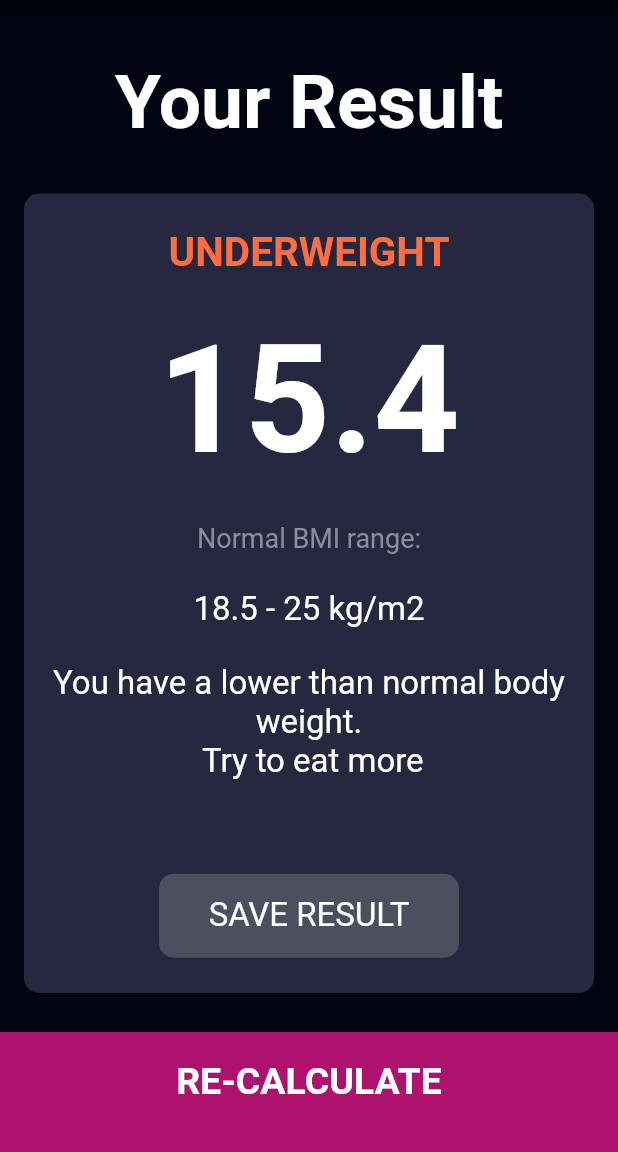
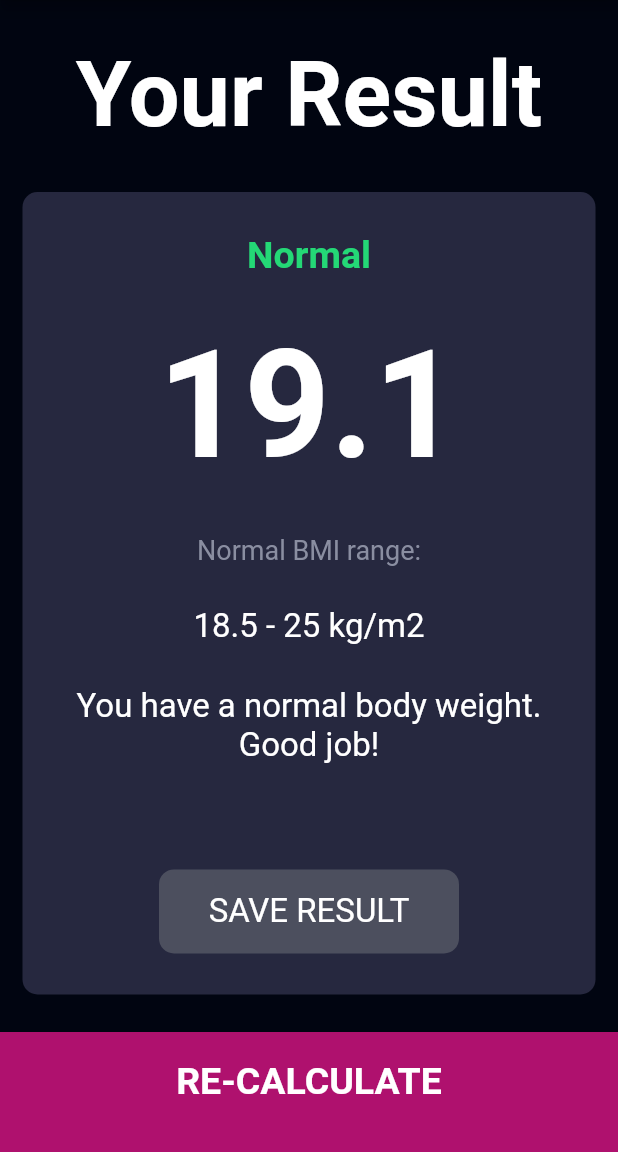
Before and after one commit to HeratUni-CS/bmi-calculator-FahimKarimi, a Flutter app: the screen it shows after launch, after a tap on "CALCULATE", on a phone screen of 412 x 824 dp, the part 84-1236 px from its top. Run offline on Flutter 3.47's test engine with Material 2 defaults, Android fonts, the phone set to English and light mode, and no system bars; our stand-ins replace font_awesome_flutter.

Commit message:
Add files via upload

```diff
--- a/lib/Components/BottomContainer_Button.dart
+++ b/lib/Components/BottomContainer_Button.dart
@@ -1,5 +1,5 @@
 import 'package:flutter/material.dart';
-import '../../constants.dart';
+import '../constants.dart';
 
 class BottomContainer extends StatelessWidget {
   final String text;
--- a/lib/Components/Icon_Content.dart
+++ b/lib/Components/Icon_Content.dart
@@ -1,11 +1,11 @@
 import 'package:flutter/material.dart';
-import '../../constants.dart';
+import '../constants.dart';
 
 const sizedBox = SizedBox(
   height: 15.0,
 );
 
-const iconSize = 80.0;
+const iconSize = 90.0;
 
 class IconContent extends StatelessWidget {
   final IconData myicon;
--- a/lib/Components/Reusable_Bg.dart
+++ b/lib/Components/Reusable_Bg.dart
@@ -11,7 +11,7 @@ class ReusableBg extends StatelessWidget {
   Widget build(BuildContext context) {
     return Container(
       child: cardChild,
-      margin: EdgeInsets.all(16.0),
+      margin: EdgeInsets.all(15.0),
       decoration: BoxDecoration(
         color: colour,
         borderRadius: BorderRadius.circular(10.0),
--- a/lib/Screens/Results_Page.dart
+++ b/lib/Screens/Results_Page.dart
@@ -50,7 +50,7 @@ class ResultPage extends StatelessWidget {
                     resultText,
                     style: TextStyle(
                       color: textColor,
-                      fontSize: 27.0,
+                      fontSize: 25.0,
                       fontWeight: FontWeight.bold,
                     ),
                   ),
--- a/lib/Screens/input_page.dart
+++ b/lib/Screens/input_page.dart
@@ -25,7 +25,7 @@ class _InputPageState extends State<InputPage> {
   //by default male will be selected
 
   late Gender selectedGender = Gender.male;
-  int height = 180;
+  int height = 160;
   int weight = 50;
   int age = 20;
   @override
@@ -115,8 +115,8 @@ class _InputPageState extends State<InputPage> {
                     ),
                     child: Slider(
                       value: height.toDouble(),
-                      min: 120,
-                      max: 220,
+                      min: 80,
+                      max: 230,
                       onChanged: (double newValue) {
                         setState(() {
                           height = newValue.round();
@@ -236,16 +236,6 @@ class _InputPageState extends State<InputPage> {
           ),
         ],
       ),
-
-      // floatingActionButton: FloatingActionButton(
-      //   onPressed: () {},
-      //   child: Icon(
-      //     Icons.favorite,
-      //     color: Colors.pink,
-      //     size: 23.0,
-      //   ),
-      //   backgroundColor: kactiveCardColor,
-      // ),
     );
   }
 }
--- a/lib/calculator_brain.dart
+++ b/lib/calculator_brain.dart
@@ -14,11 +14,11 @@ class Calculate {
 
   String getText() {
     if (_bmi >= 25) {
-      return 'OVERWEIGHT';
+      return 'Overweight';
     } else if (_bmi > 18.5) {
-      return 'NORMAL';
+      return 'Normal';
     } else {
-      return 'UNDERWEIGHT';
+      return 'Underweight';
     }
   }
 
--- a/lib/constants.dart
+++ b/lib/constants.dart
@@ -10,7 +10,7 @@ const klabelTextStyle = TextStyle(
   color: Color(0xFF8A8EA1),
 );
 const kDigitTextStyle = TextStyle(
-  fontSize: 50,
+  fontSize: 70,
   fontWeight: FontWeight.w900,
 );
 const klargeBottomButtonTextStyle = TextStyle(
@@ -19,7 +19,7 @@ const klargeBottomButtonTextStyle = TextStyle(
   fontSize: 25.0,
 );
 const ktitleTextStyle = TextStyle(
-  fontSize: 50.0,
+  fontSize: 60.0,
   fontWeight: FontWeight.bold,
 );
 const kResultTextStyle = TextStyle(
```
